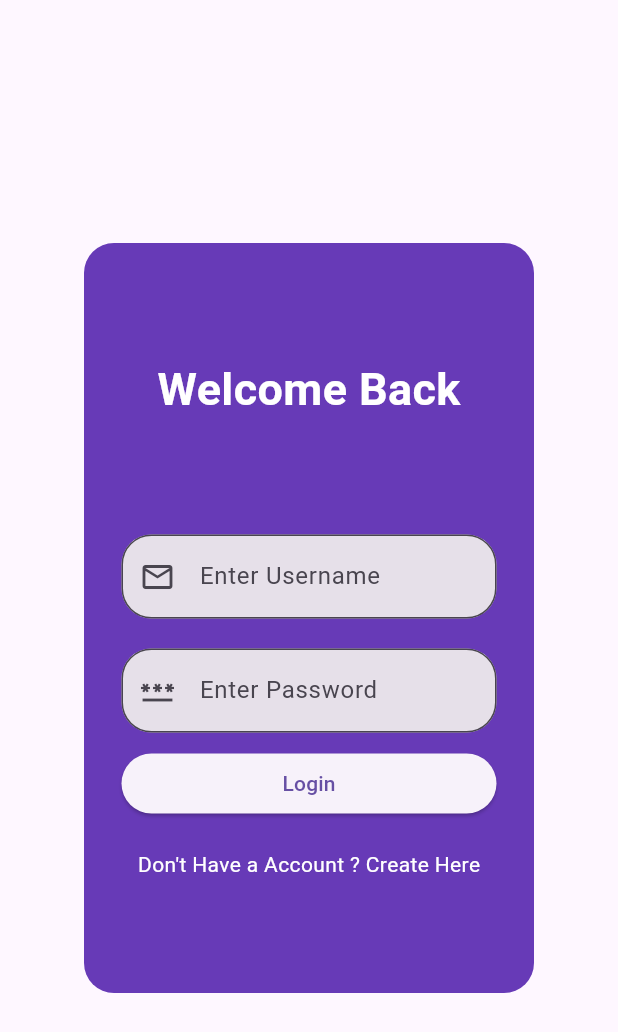
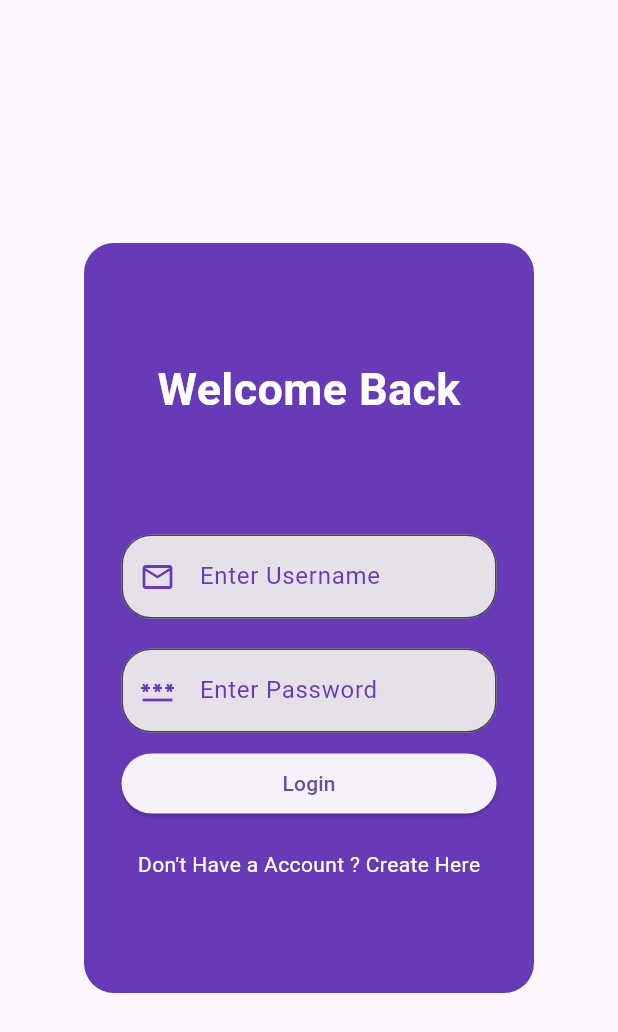
Before and after one commit to NikhilBhandari22/Login-Register-App, a Flutter app: the screen it shows after launch, on a phone screen of 412 x 824 dp. Shown: the top 1032 px of the screen. Run offline on Flutter 3.47's test engine with Material 3 defaults, Android fonts, the phone set to English and light mode, and no system bars; our stand-ins replace cloud_firestore, firebase_auth, firebase_core; accounts and stored records are empty.

Commit message:
Updated Feature

```diff
--- a/lib/screens/login.dart
+++ b/lib/screens/login.dart
@@ -13,19 +13,13 @@ class LoginPAge extends StatefulWidget {
 }
 
 class _LoginPAgeState extends State<LoginPAge> {
-
-    //----------------textfield Controller----------------
-
+  //----------------textfield Controller----------------
 
   final TextEditingController _emailController = TextEditingController();
   final TextEditingController _passwordController = TextEditingController();
 
-
   // ------------------Firebase Auth instance---------------
   final FirebaseAuth _auth = FirebaseAuth.instance;
-
-
-
 
   // --------------------loginUser function-------------------
 
@@ -51,8 +45,6 @@ class _LoginPAgeState extends State<LoginPAge> {
       ).showSnackBar(SnackBar(content: Text("Login failed: $e")));
     }
   }
-
-
 
   // ---------------------UI of Homepage------------------
   @override
@@ -89,7 +81,11 @@ class _LoginPAgeState extends State<LoginPAge> {
                         controller: _emailController,
                         decoration: InputDecoration(
                           hintText: 'Enter Username',
-                          prefixIcon: Icon(Icons.email_outlined),
+                          prefixIcon: Icon(
+                            Icons.email_outlined,
+                            color: Colors.deepPurple,
+                          ),
+                          hintStyle: TextStyle(color: Colors.deepPurple),
                           filled: true,
                           border: OutlineInputBorder(
                             borderRadius: BorderRadius.circular(20),
@@ -101,7 +97,11 @@ class _LoginPAgeState extends State<LoginPAge> {
                         controller: _passwordController,
                         decoration: InputDecoration(
                           hintText: 'Enter Password',
-                          prefixIcon: Icon(Icons.password_outlined),
+                          prefixIcon: Icon(
+                            Icons.password_outlined,
+                            color: Colors.deepPurple,
+                          ),
+                          hintStyle: TextStyle(color: Colors.deepPurple),
                           filled: true,
                           border: OutlineInputBorder(
                             borderRadius: BorderRadius.circular(20),
```
